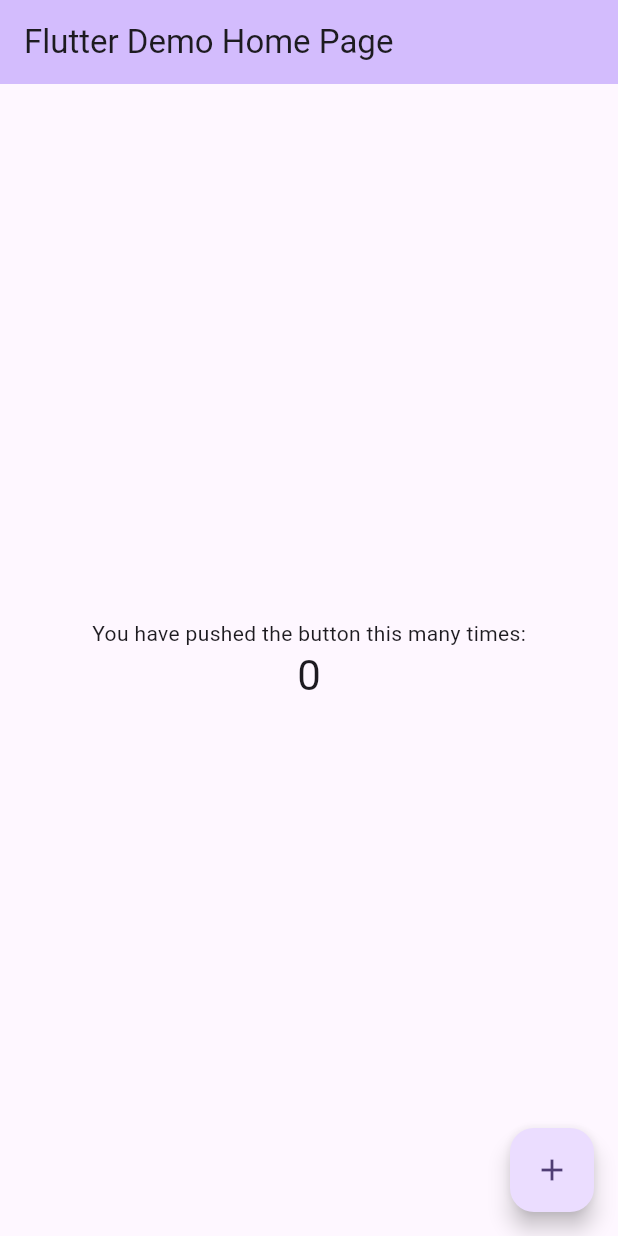
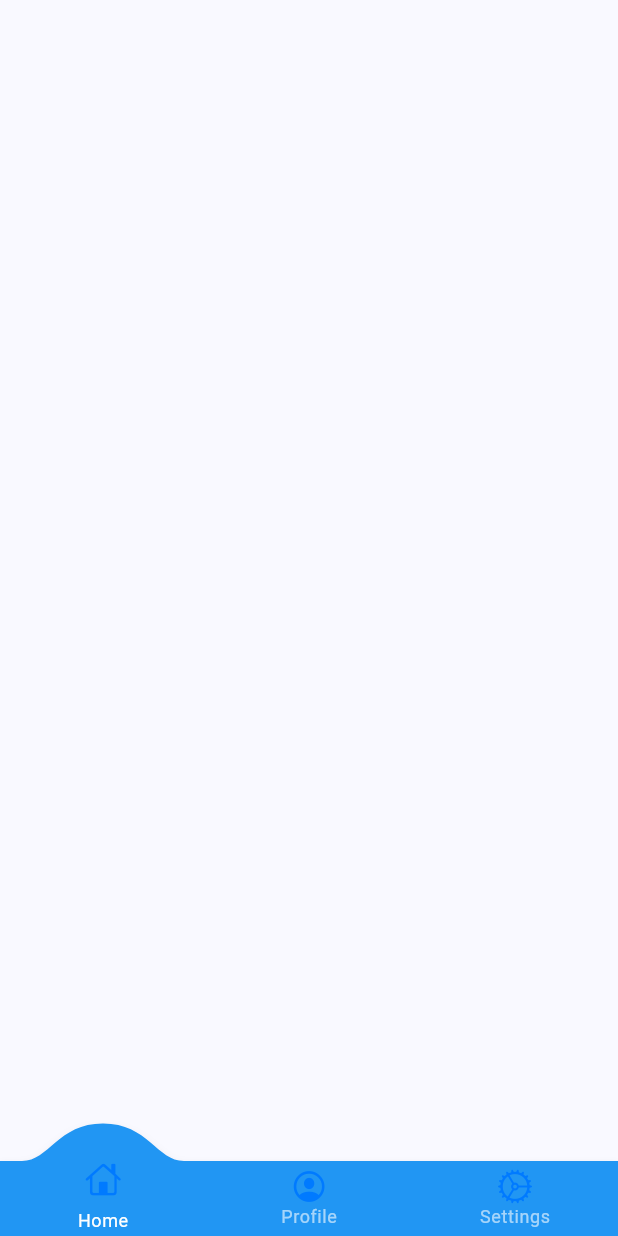
Before and after one commit to SimonLiu423/cc_diary, a Flutter app: the screen it shows after launch, on a phone screen of 412 x 824 dp. Run offline on Flutter 3.47's test engine with Material 3 defaults, Android fonts, the phone set to English and light mode, and no system bars; drawn by our look-alikes of convex_bottom_bar.

Commit message:
Feat: initial home page

```diff
--- a/lib/main.dart
+++ b/lib/main.dart
@@ -1,3 +1,5 @@
+import 'package:convex_bottom_bar/convex_bottom_bar.dart';
+import 'package:flutter/cupertino.dart';
 import 'package:flutter/material.dart';
 
 void main() {
@@ -10,116 +12,27 @@
   // This widget is the root of your application.
   @override
   Widget build(BuildContext context) {
-    return MaterialApp(
-      title: 'Flutter Demo',
-      theme: ThemeData(
-        // This is the theme of your application.
-        //
-        // TRY THIS: Try running your application with "flutter run". You'll see
-        // the application has a purple toolbar. Then, without quitting the app,
-        // try changing the seedColor in the colorScheme below to Colors.green
-        // and then invoke "hot reload" (save your changes or press the "hot
-        // reload" button in a Flutter-supported IDE, or press "r" if you used
-        // the command line to start the app).
-        //
-        // Notice that the counter didn't reset back to zero; the application
-        // state is not lost during the reload. To reset the state, use hot
-        // restart instead.
-        //
-        // This works for code too, not just values: Most code changes can be
-        // tested with just a hot reload.
-        colorScheme: ColorScheme.fromSeed(seedColor: Colors.deepPurple),
-        useMaterial3: true,
-      ),
-      home: const MyHomePage(title: 'Flutter Demo Home Page'),
+    return const CupertinoApp(
+      title: 'CC Diary',
+      theme: CupertinoThemeData(primaryColor: CupertinoColors.activeBlue),
+      home: HomePage(),
     );
   }
 }
 
-class MyHomePage extends StatefulWidget {
-  const MyHomePage({super.key, required this.title});
-
-  // This widget is the home page of your application. It is stateful, meaning
-  // that it has a State object (defined below) that contains fields that affect
-  // how it looks.
-
-  // This class is the configuration for the state. It holds the values (in this
-  // case the title) provided by the parent (in this case the App widget) and
-  // used by the build method of the State. Fields in a Widget subclass are
-  // always marked "final".
-
-  final String title;
-
-  @override
-  State<MyHomePage> createState() => _MyHomePageState();
-}
-
-class _MyHomePageState extends State<MyHomePage> {
-  int _counter = 0;
-
-  void _incrementCounter() {
-    setState(() {
-      // This call to setState tells the Flutter framework that something has
-      // changed in this State, which causes it to rerun the build method below
-      // so that the display can reflect the updated values. If we changed
-      // _counter without calling setState(), then the build method would not be
-      // called again, and so nothing would appear to happen.
-      _counter++;
-    });
-  }
+class HomePage extends StatelessWidget {
+  const HomePage({super.key});
 
   @override
   Widget build(BuildContext context) {
-    // This method is rerun every time setState is called, for instance as done
-    // by the _incrementCounter method above.
-    //
-    // The Flutter framework has been optimized to make rerunning build methods
-    // fast, so that you can just rebuild anything that needs updating rather
-    // than having to individually change instances of widgets.
     return Scaffold(
-      appBar: AppBar(
-        // TRY THIS: Try changing the color here to a specific color (to
-        // Colors.amber, perhaps?) and trigger a hot reload to see the AppBar
-        // change color while the other colors stay the same.
-        backgroundColor: Theme.of(context).colorScheme.inversePrimary,
-        // Here we take the value from the MyHomePage object that was created by
-        // the App.build method, and use it to set our appbar title.
-        title: Text(widget.title),
-      ),
-      body: Center(
-        // Center is a layout widget. It takes a single child and positions it
-        // in the middle of the parent.
-        child: Column(
-          // Column is also a layout widget. It takes a list of children and
-          // arranges them vertically. By default, it sizes itself to fit its
-          // children horizontally, and tries to be as tall as its parent.
-          //
-          // Column has various properties to control how it sizes itself and
-          // how it positions its children. Here we use mainAxisAlignment to
-          // center the children vertically; the main axis here is the vertical
-          // axis because Columns are vertical (the cross axis would be
-          // horizontal).
-          //
-          // TRY THIS: Invoke "debug painting" (choose the "Toggle Debug Paint"
-          // action in the IDE, or press "p" in the console), to see the
-          // wireframe for each widget.
-          mainAxisAlignment: MainAxisAlignment.center,
-          children: <Widget>[
-            const Text(
-              'You have pushed the button this many times:',
-            ),
-            Text(
-              '$_counter',
-              style: Theme.of(context).textTheme.headlineMedium,
-            ),
-          ],
-        ),
-      ),
-      floatingActionButton: FloatingActionButton(
-        onPressed: _incrementCounter,
-        tooltip: 'Increment',
-        child: const Icon(Icons.add),
-      ), // This trailing comma makes auto-formatting nicer for build methods.
-    );
+        bottomNavigationBar: ConvexAppBar(
+      style: TabStyle.react,
+      items: const [
+        TabItem(icon: Icon(CupertinoIcons.home), title: 'Home'),
+        TabItem(icon: Icon(CupertinoIcons.profile_circled), title: 'Profile'),
+        TabItem(icon: Icon(CupertinoIcons.settings), title: 'Settings')
+      ],
+    ));
   }
 }
--- a/pubspec.yaml
+++ b/pubspec.yaml
@@ -35,6 +35,7 @@ dependencies:
   # The following adds the Cupertino Icons font to your application.
   # Use with the CupertinoIcons class for iOS style icons.
   cupertino_icons: ^1.0.6
+  convex_bottom_bar: ^3.2.0
 
 dev_dependencies:
   flutter_test:
```
